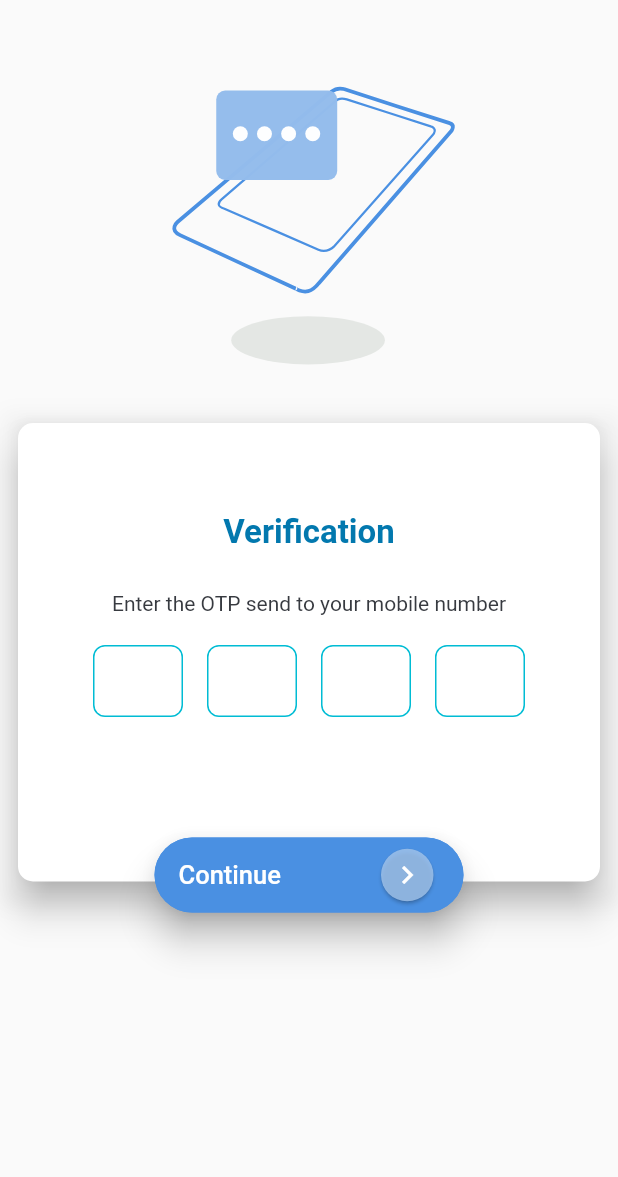
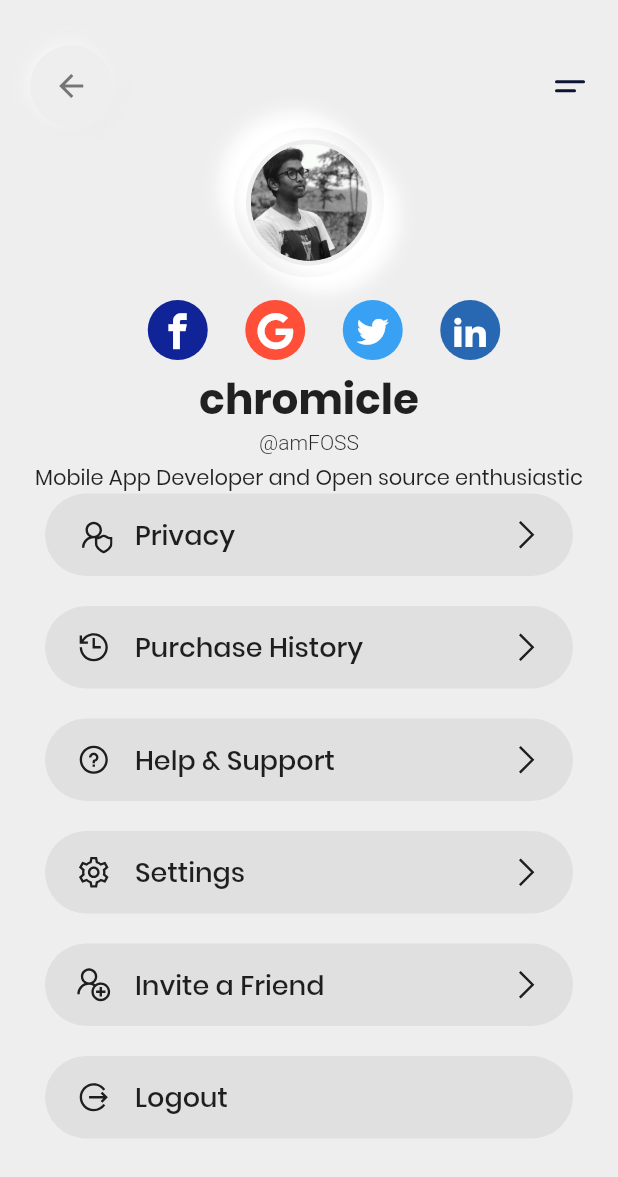
Before and after one commit to SolarTran/Mobile-Advanced-18CLC, a Flutter app: the screen it shows after launch, on a phone screen of 412 x 824 dp. Shown: the top 1177 px of the screen. Run offline on Flutter 3.47's test engine with Material 2 defaults, Android fonts, the light colour scheme and no system bars; drawn by our look-alikes of pin_input_text_field; our stand-ins replace flutter_svg, font_awesome_flutter, line_awesome_flutter, lottie.

Commit message:
[UI] Account Profile

```diff
--- /dev/null
+++ b/lib/User/UserProfile.dart
@@ -0,0 +1,291 @@
+import 'package:flutter/material.dart';
+import 'package:line_awesome_flutter/line_awesome_flutter.dart';
+import 'UserProfileScreenConfiguration.dart';
+import 'package:flutter_svg/svg.dart';
+
+class UserProfileWidget extends StatelessWidget {
+  const UserProfileWidget({Key? key}) : super(key: key);
+
+  @override
+  Widget build(BuildContext context) {
+    return const Scaffold(
+      body: UserProfile()
+    );
+  }
+}
+
+class UserProfile extends StatefulWidget {
+  const UserProfile({Key? key}) : super(key: key);
+
+  @override
+  _ProfilePageState createState() => _ProfilePageState();
+}
+
+class _ProfilePageState extends State<UserProfile> {
+  @override
+  Widget build(BuildContext context) {
+    return Scaffold(
+      backgroundColor: kAppPrimaryColor,
+      body: Stack(
+        children: <Widget>[
+          Padding(
+            padding: const EdgeInsets.all(20),
+            child: Column(
+              children: <Widget>[
+                Padding(
+                  padding: const EdgeInsets.only(top: 10),
+                  child: Row(
+                    mainAxisAlignment: MainAxisAlignment.spaceBetween,
+                    children: [
+                      const AppBarButton(
+                        icon: Icons.arrow_back,
+                      ),
+                      SvgPicture.asset("assets/icons/menu.svg"),
+                    ],
+                  ),
+                ),
+                const AvatarImage(),
+                const SizedBox(
+                  height: 15,
+                ),
+                const SocialIcons(),
+                const SizedBox(height: 5),
+                const Text(
+                  'chromicle',
+                  style: TextStyle(
+                      fontSize: 28,
+                      fontWeight: FontWeight.w700,
+                      fontFamily: "Poppins"),
+                ),
+                const Text(
+                  '@amFOSS',
+                  style: TextStyle(fontWeight: FontWeight.w300),
+                ),
+                const SizedBox(height: 5),
+                const Text(
+                  'Mobile App Developer and Open source enthusiastic',
+                  textAlign: TextAlign.center,
+                  style: TextStyle(fontSize: 14, fontFamily: "Poppins"),
+                ),
+                const ProfileListItems(),
+              ],
+            ),
+          )
+        ],
+      ),
+    );
+  }
+}
+
+class AppBarButton extends StatelessWidget {
+  final IconData icon;
+
+  const AppBarButton({Key? key, required this.icon}):super(key: key);
+
+  @override
+  Widget build(BuildContext context) {
+    return Container(
+      width: 55,
+      height: 55,
+      decoration: BoxDecoration(
+          shape: BoxShape.circle,
+          color: kAppPrimaryColor,
+          boxShadow: [
+            BoxShadow(
+              color: kLightBlack,
+              offset: const Offset(1, 1),
+              blurRadius: 10,
+            ),
+            BoxShadow(
+              color: kWhite,
+              offset: const Offset(-1, -1),
+              blurRadius: 10,
+            ),
+          ]),
+      child: Icon(
+        icon,
+        color: fCL,
+      ),
+    );
+  }
+}
+
+class AvatarImage extends StatelessWidget {
+  const AvatarImage({Key? key}) : super(key: key);
+
+  @override
+  Widget build(BuildContext context) {
+    return Container(
+      width: 100,
+      height: 100,
+      padding: const EdgeInsets.all(8),
+      decoration: avatarDecoration,
+      child: Container(
+        decoration: avatarDecoration,
+        padding: const EdgeInsets.all(3),
+        child: Container(
+          decoration: const BoxDecoration(
+            shape: BoxShape.circle,
+            image: DecorationImage(
+              image: AssetImage('assets/images/user.png'),
+            ),
+          ),
+        ),
+      ),
+    );
+  }
+}
+
+class SocialIcons extends StatelessWidget {
+  const SocialIcons({Key? key}) : super(key: key);
+
+  @override
+  Widget build(BuildContext context) {
+    return Row(
+      mainAxisAlignment: MainAxisAlignment.center,
+      children: <Widget>[
+        SocialIcon(
+          color: const Color(0xFF102397),
+          iconData: facebook,
+          onPressed: () {},
+        ),
+        SocialIcon(
+          color: const Color(0xFFff4f38),
+          iconData: googlePlus,
+          onPressed: () {},
+        ),
+        SocialIcon(
+          color: const Color(0xFF38A1F3),
+          iconData: twitter,
+          onPressed: () {},
+        ),
+        SocialIcon(
+          color: const Color(0xFF2867B2),
+          iconData: linkedin,
+          onPressed: () {},
+        )
+      ],
+    );
+  }
+}
+
+class SocialIcon extends StatelessWidget {
+  final Color color;
+  final IconData iconData;
+  final Function onPressed;
+
+  const
+  SocialIcon(
+      {Key? key, required this.color, required this.iconData, required this.onPressed}
+  ): super (key: key);
+
+  @override
+  Widget build(BuildContext context) {
+    return Padding(
+      padding: const EdgeInsets.only(left: 20.0),
+      child: Container(
+        width: 45.0,
+        height: 40.0,
+        decoration: BoxDecoration(shape: BoxShape.circle, color: color),
+        child: RawMaterialButton(
+          shape: const CircleBorder(),
+          onPressed: (){},
+          child: Icon(iconData, color: Colors.white),
+        ),
+      ),
+    );
+  }
+}
+
+class ProfileListItem extends StatelessWidget {
+  final IconData icon;
+  final String text;
+  final bool hasNavigation;
+
+  const ProfileListItem({
+    Key? key,
+    required this.icon,
+    required this.text,
+    this.hasNavigation = true,
+  }) : super(key: key);
+
+  @override
+  Widget build(BuildContext context) {
+    return Container(
+      height: 55,
+      margin: const EdgeInsets.symmetric(
+        horizontal: 10,
+      ).copyWith(
+        bottom: 20,
+      ),
+      padding: const EdgeInsets.symmetric(
+        horizontal: 20,
+      ),
+      decoration: BoxDecoration(
+        borderRadius: BorderRadius.circular(30),
+        color: Colors.grey.shade300,
+      ),
+      child: Row(
+        children: <Widget>[
+          Icon(
+            icon,
+            size: 25,
+          ),
+          const SizedBox(width: 15),
+          Text(
+            text,
+            style: kTitleTextStyle.copyWith(
+                fontWeight: FontWeight.w500,
+                fontFamily: "Poppins"
+            ),
+          ),
+          const Spacer(),
+          if (hasNavigation)
+            const Icon(
+              LineAwesomeIcons.angle_right,
+              size: 25,
+            ),
+        ],
+      ),
+    );
+  }
+}
+
+class ProfileListItems extends StatelessWidget {
+  const ProfileListItems({Key? key}) : super(key: key);
+
+  @override
+  Widget build(BuildContext context) {
+    return Expanded(
+      child: ListView(
+        children: const <Widget>[
+          ProfileListItem(
+            icon: LineAwesomeIcons.user_shield,
+            text: 'Privacy',
+          ),
+          ProfileListItem(
+            icon: LineAwesomeIcons.history,
+            text: 'Purchase History',
+          ),
+          ProfileListItem(
+            icon: LineAwesomeIcons.question_circle,
+            text: 'Help & Support',
+          ),
+          ProfileListItem(
+            icon: LineAwesomeIcons.cog,
+            text: 'Settings',
+          ),
+          ProfileListItem(
+            icon: LineAwesomeIcons.user_plus,
+            text: 'Invite a Friend',
+          ),
+          ProfileListItem(
+            icon: LineAwesomeIcons.alternate_sign_out,
+            text: 'Logout',
+            hasNavigation: false,
+          ),
+        ],
+      ),
+    );
+  }
+}
--- /dev/null
+++ b/lib/User/UserProfileScreenConfiguration.dart
@@ -0,0 +1,38 @@
+import 'package:flutter/cupertino.dart';
+import 'package:flutter/material.dart';
+
+Color kAppPrimaryColor = Colors.grey.shade200;
+Color kWhite = Colors.white;
+Color kLightBlack = Colors.black.withOpacity(0.075);
+Color mCC = Colors.green.withOpacity(0.65);
+Color fCL = Colors.grey.shade600;
+
+
+IconData twitter = const IconData(0xe900, fontFamily: "CustomIcons");
+IconData facebook = const IconData(0xe901, fontFamily: "CustomIcons");
+IconData googlePlus = const IconData(0xe902, fontFamily: "CustomIcons");
+IconData linkedin = const IconData(0xe903, fontFamily: "CustomIcons");
+
+const kSpacingUnit = 10;
+
+const kTitleTextStyle = TextStyle(
+  fontSize: 18,
+  fontWeight: FontWeight.w600,
+);
+
+BoxDecoration avatarDecoration = BoxDecoration(
+    shape: BoxShape.circle,
+    color: kAppPrimaryColor,
+    boxShadow: [
+      BoxShadow(
+        color: kWhite,
+        offset: const Offset(10, 10),
+        blurRadius: 10,
+      ),
+      BoxShadow(
+        color: kWhite,
+        offset: const Offset(-10, -10),
+        blurRadius: 10,
+      ),
+    ]
+);
--- a/lib/main.dart
+++ b/lib/main.dart
@@ -5,6 +5,7 @@ import 'Authentication/signup.dart';
 import 'Authentication/ForgotPassword/SendMail.dart';
 import 'Authentication/ForgotPassword/ResetPassword.dart';
 import 'Authentication/ForgotPassword/OtpVerify.dart';
+import 'User/UserProfile.dart';
 
 void main() => runApp(MaterialApp(
   debugShowCheckedModeBanner: false,
@@ -12,5 +13,5 @@ void main() => runApp(MaterialApp(
     primaryColor: Colors.purple,
   ),
   title: "Login App",
-  home: const VerifyOtpScreen(),
+  home: const UserProfileWidget(),
 ));
```
Also changed, not shown: pubspec.yaml (+16 -1 lines), assets/fonts/CustomIcons.ttf (added), assets/fonts/Nunito/Nunito-Bold.ttf (added), assets/fonts/Nunito/Nunito-Regular.ttf (added), assets/fonts/Nunito/Nunito-SemiBold.ttf (added), assets/fonts/Poppins/Poppins-Bold.ttf (added), assets/fonts/Poppins/Poppins-Medium.ttf (added), assets/fonts/Poppins/Poppins-Regular.ttf (added), assets/icons/menu.svg (added), assets/icons/search.svg (added), assets/images/user.png (added), pubspec.lock.
